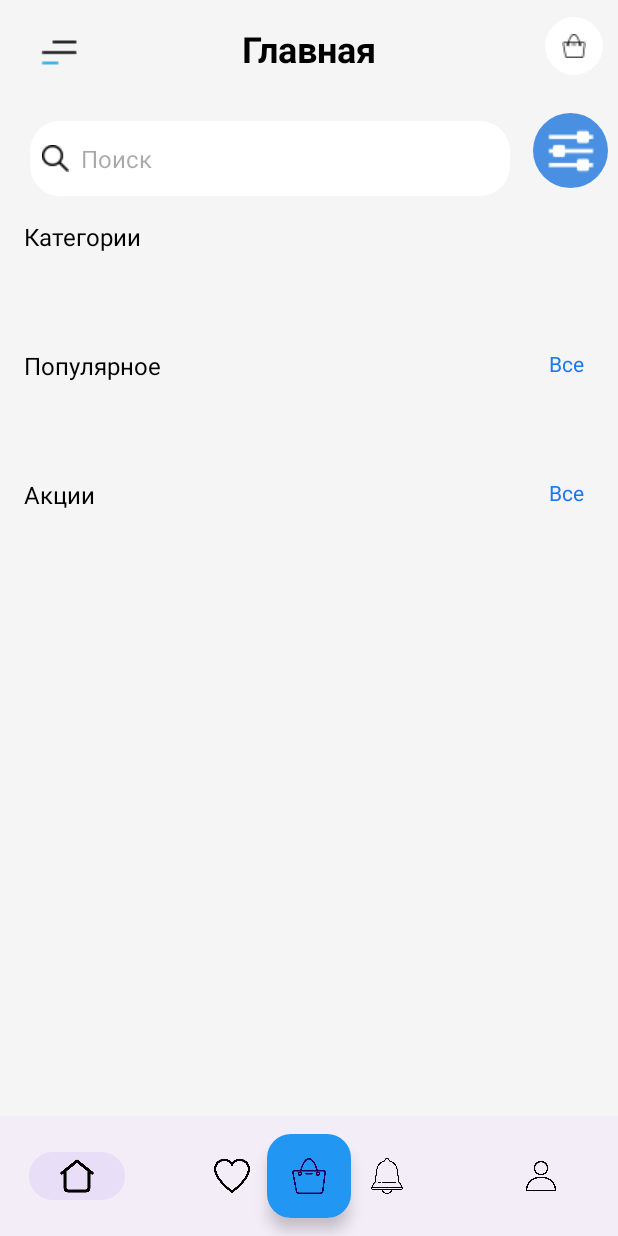
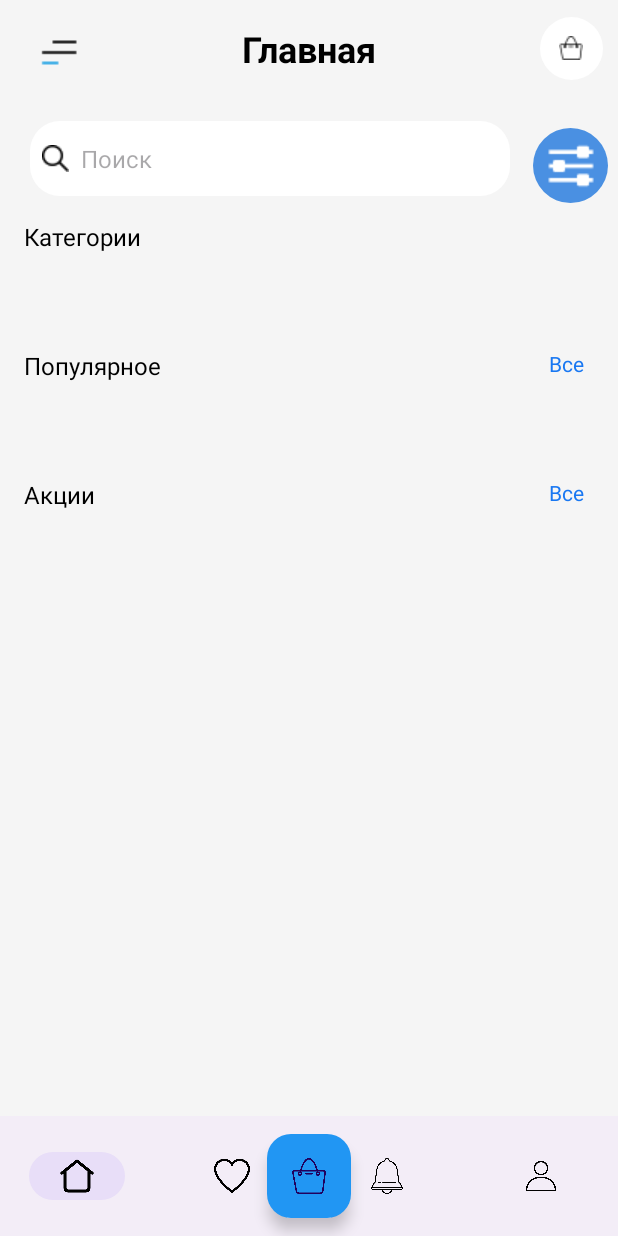
Before and after one commit to Lensqui/practica_vernaya_versia_ta_slomalas, an Android app: the HomeActivity screen opened directly, with no data from a screen before it, on a phone screen of 412 x 824 dp. Run offline under Robolectric (Android 15) with nearby library versions, the light colour scheme and no system bars; pictures from the network do not load.

Commit message:
обновление для исправление ошибок

```diff
--- a/app/src/main/res/layout/activity_home.xml
+++ b/app/src/main/res/layout/activity_home.xml
@@ -50,8 +50,8 @@
 
                 <ImageButton
                     android:id="@+id/handba"
-                    android:layout_width="wrap_content"
-                    android:layout_height="wrap_content"
+                    android:layout_width="42dp"
+                    android:layout_height="42dp"
                     android:background="@drawable/for_cart_not_dot"
                     android:padding="19dp"
                     android:layout_marginTop="11dp"
@@ -85,7 +85,7 @@
                     android:background="@drawable/crug"
                     android:padding="16dp"
                     android:src="@drawable/filters_32"
-                    android:layout_marginTop="25dp"
+                    android:layout_marginTop="32dp"
                     android:layout_marginStart="15dp"
                     app:layout_constraintStart_toEndOf="@id/editexttext2"
                     app:layout_constraintTop_toBottomOf="@id/handba"/>
--- a/app/src/main/res/layout/promotion_activity.xml
+++ b/app/src/main/res/layout/promotion_activity.xml
@@ -28,6 +28,7 @@
         android:padding="16dp"/>
 
     <ImageButton
+        android:visibility="invisible"
         android:layout_width="wrap_content"
         android:layout_height="wrap_content"
         android:background="@drawable/for_cartinok"
```
Also changed, not shown: app/src/main/java/com/example/myapplication/ProductDetailActivity.java (+45 -2 lines).
